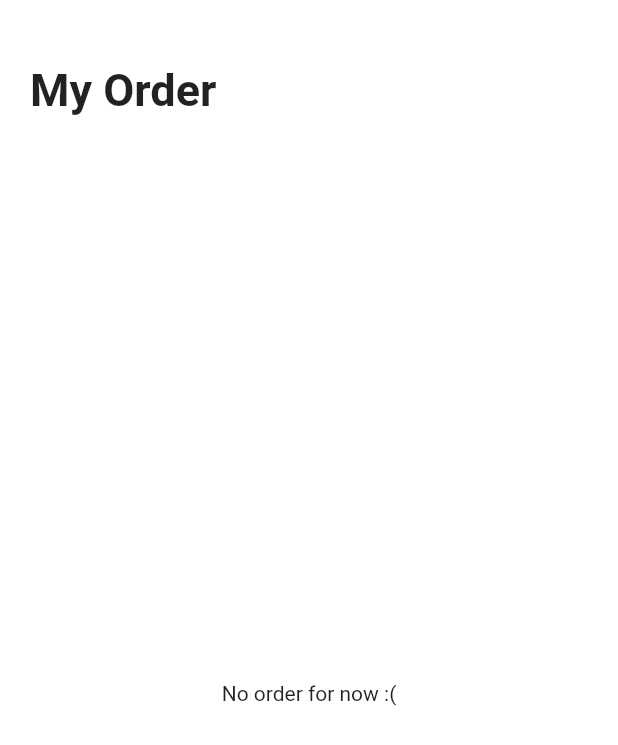
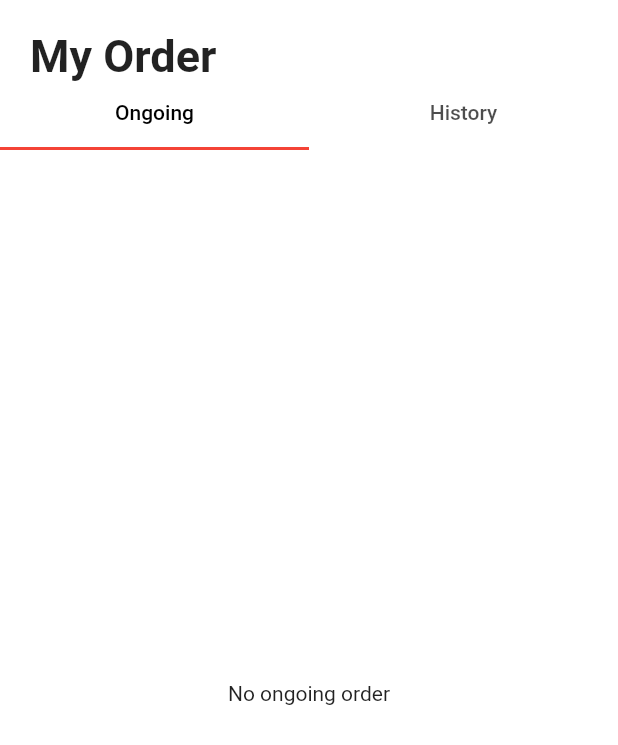
Before and after one commit to MdSajjadurRahaman/food_app, a Flutter app: the Orderpage screen opened directly, on a phone screen of 412 x 824 dp. Shown: the top 745 px of the screen. Run offline on Flutter 3.47's test engine with Material 2 defaults, Android fonts, the phone set to English and light mode, and no system bars; our stand-ins replace google_fonts, hexcolor, salomon_bottom_bar.

Commit message:
Tabs in My Order

```diff
--- a/lib/Mainpages/orderpage.dart
+++ b/lib/Mainpages/orderpage.dart
@@ -1,5 +1,6 @@
 import 'package:flutter/material.dart';
 import 'package:food_app/widgets/headerwidget.dart';
+import 'package:food_app/widgets/tabheaderwidget.dart';
 
 class Orderpage extends StatefulWidget {
   @override
@@ -9,12 +10,18 @@ class Orderpage extends StatefulWidget {
 class _OrderpageState extends State<Orderpage> {
   @override
   Widget build(BuildContext context) {
-    return Scaffold(
-      appBar: appbar(context, strTitle: "My Order"),
-      body: Container(
-        alignment: Alignment.center,
-        child: Text("No order for now :("),
-      ),
-    );
+    return DefaultTabController(
+        length: 2,
+        child: Scaffold(
+          appBar: appbartab(context, strTitle: "My Order"),
+          body: const TabBarView(children: <Widget>[
+            Center(
+              child: Text("No ongoing order"),
+            ),
+            Center(
+              child: Text("No history available"),
+            )
+          ]),
+        ));
   }
 }
--- a/lib/widgets/headerwidget.dart
+++ b/lib/widgets/headerwidget.dart
@@ -25,6 +25,5 @@ PreferredSize appbar(context,
         ),
         backgroundColor: Colors.white,
         elevation: 0,
-    ),
-  );
+      ));
 }
--- /dev/null
+++ b/lib/widgets/tabheaderwidget.dart
@@ -0,0 +1,42 @@
+import 'package:flutter/material.dart';
+
+PreferredSize appbartab(context,
+    {required String strTitle, disappearedBackButton = true}) {
+  return PreferredSize(
+    preferredSize: Size.fromHeight(100.0),
+    child: AppBar(
+      automaticallyImplyLeading: false, // hides leading widget
+      flexibleSpace: Container(
+        padding: EdgeInsets.only(
+          top: 20,
+          left: 20,
+          right: 10,
+        ),
+        alignment: Alignment.topLeft,
+        child: Text(
+          strTitle,
+          style: TextStyle(
+            color: Colors.black87,
+            fontWeight: FontWeight.w700,
+            fontSize: 30.0,
+          ),
+          overflow: TextOverflow.ellipsis,
+        ),
+      ),
+      backgroundColor: Colors.white,
+      elevation: 0,
+      bottom: TabBar(
+        indicatorColor: Colors.red,
+        labelColor: Colors.black,
+        tabs: [
+          Tab(
+            text: "Ongoing",
+          ),
+          Tab(
+            text: "History",
+          )
+        ],
+      ),
+    ),
+  );
+}
```
Lines whose indentation alone changed are shown as unchanged.
